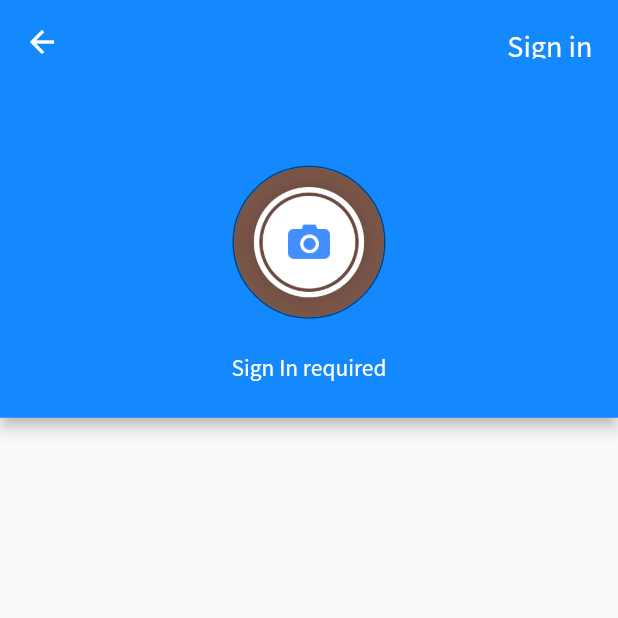
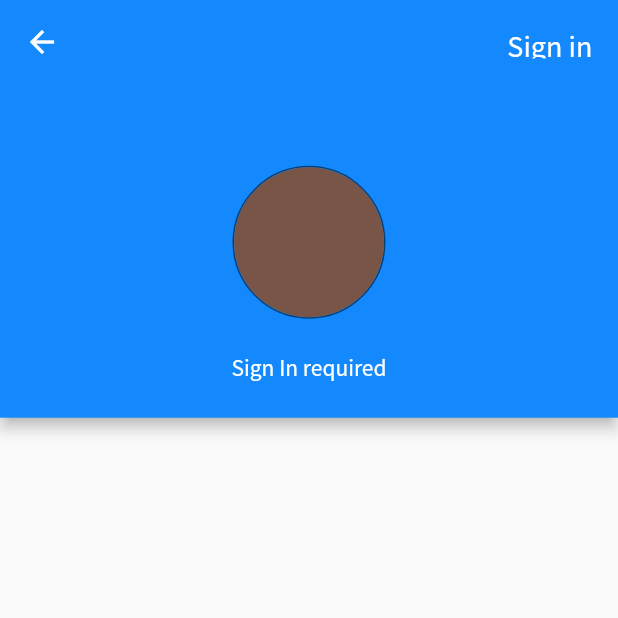
Before and after one commit to ska2519/flutter-learn, a Flutter app: the AccountPage screen opened by its route, on a phone screen of 412 x 824 dp, the top half of it. Run offline on Flutter 3.47's test engine with Material 2 defaults, Android fonts, the phone set to English and light mode, and no system bars; our stand-ins replace cached_network_image, cloud_firestore, easy_localization, equatable, firebase_auth, firebase_core and 8 more; missing offline and left inert: duration, pedantic; accounts and stored records are empty; project files that could hold a hidden picture were left out.

Commit message:
Refactor Code

```diff
--- a/assets/translations/ko.json
+++ b/assets/translations/ko.json
@@ -35,7 +35,7 @@
   "signOutFailed": "로그아웃 실패",
   "signOut": "로그아웃",
   "signIn": "로그인",
-  "signInPageTitle": "로그인해서 함께 경험을 공유하세요",
+  "signInPageTitle": " 로그인해서 정보와 경험을 공유해주세요",
   "signInWithApple": "애플로 로그인",
   "signInWithEmail": "이메일로 로그인",
   "signInWithGoogle": "구글로 로그인",
--- a/lib/app/home/community/post_list_item.dart
+++ b/lib/app/home/community/post_list_item.dart
@@ -97,7 +97,7 @@ class PostListItem extends HookWidget {
               iconSize: 18.3,
               color: Colors.grey,
               icon: Icon(Icons.mode_comment_outlined),
-              onPressed: () => PostDetailPage.show(context, post: post),
+              onPressed: null,
             ),
             SizedBox(width: 2),
             Text(
--- a/lib/app/widgets/avatar.dart
+++ b/lib/app/widgets/avatar.dart
@@ -52,10 +52,11 @@ class Avatar extends StatelessWidget {
                           .copyWith(color: Colors.white),
                     ),
                   )
-                : Image.asset(
-                    'assets/icons/camera_button_icon.png',
-                    fit: BoxFit.cover,
-                  ),
+                : null,
+        // Image.asset(
+        //     'assets/icons/camera_button_icon.png',
+        //     fit: BoxFit.cover,
+        //   ),
       ),
     );
   }
```
Also changed, not shown: lib/app/home/community/posts_page.dart (+4 -4 lines), lib/translations/codegen_loader.g.dart.
